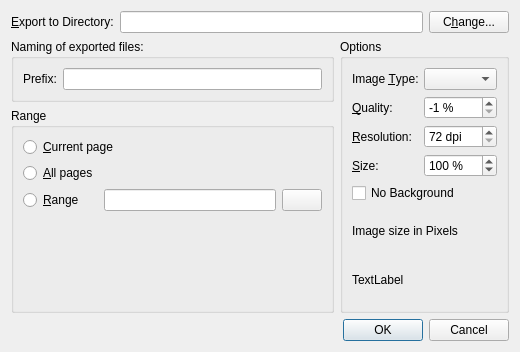
Before: the Qt Designer form scribus/plugins/export/pixmapexport/exportform.ui in scribusproject/scribus, drawn with Qt 5.
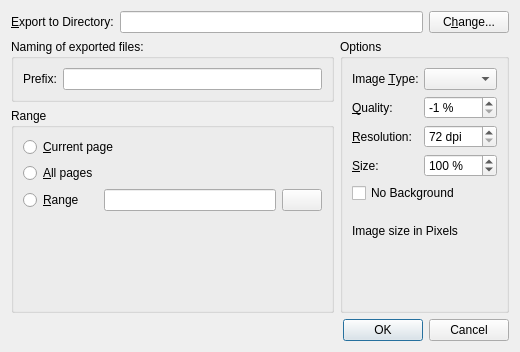
After: the same form once the commit is applied.

```diff
--- a/scribus/plugins/export/pixmapexport/exportform.ui
+++ b/scribus/plugins/export/pixmapexport/exportform.ui
@@ -188,7 +188,7 @@
         <item row="6" column="0">
          <widget class="QLabel" name="imageSizeLabel">
           <property name="text">
-           <string>TextLabel</string>
+           <string/>
           </property>
          </widget>
         </item>
```
